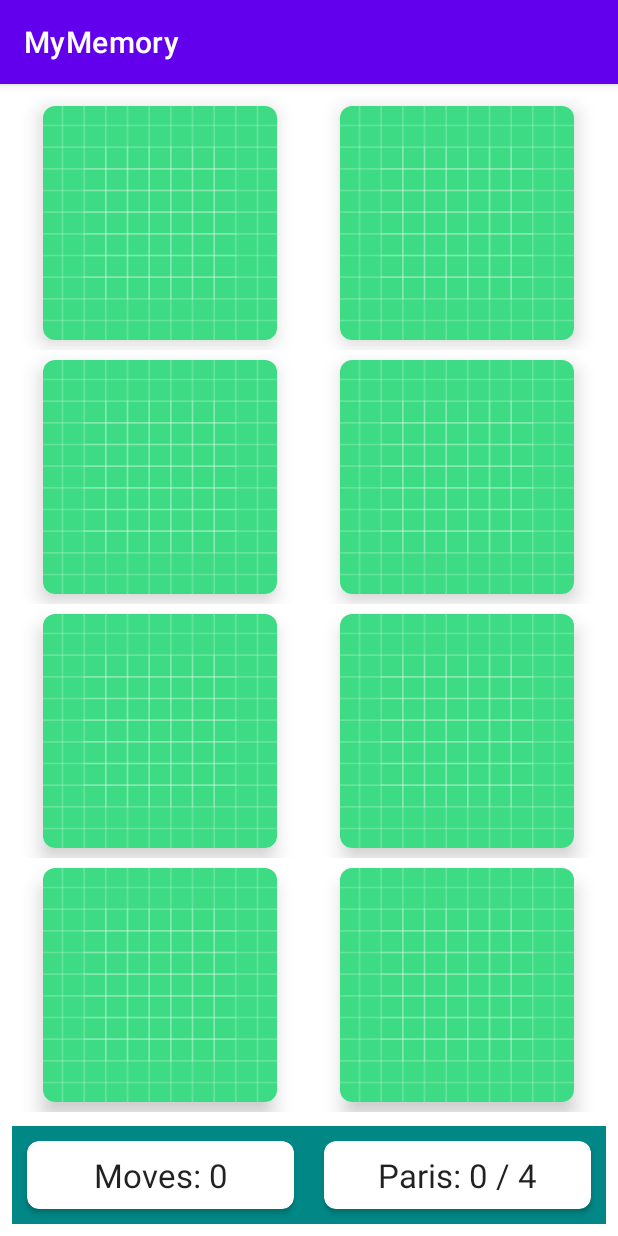
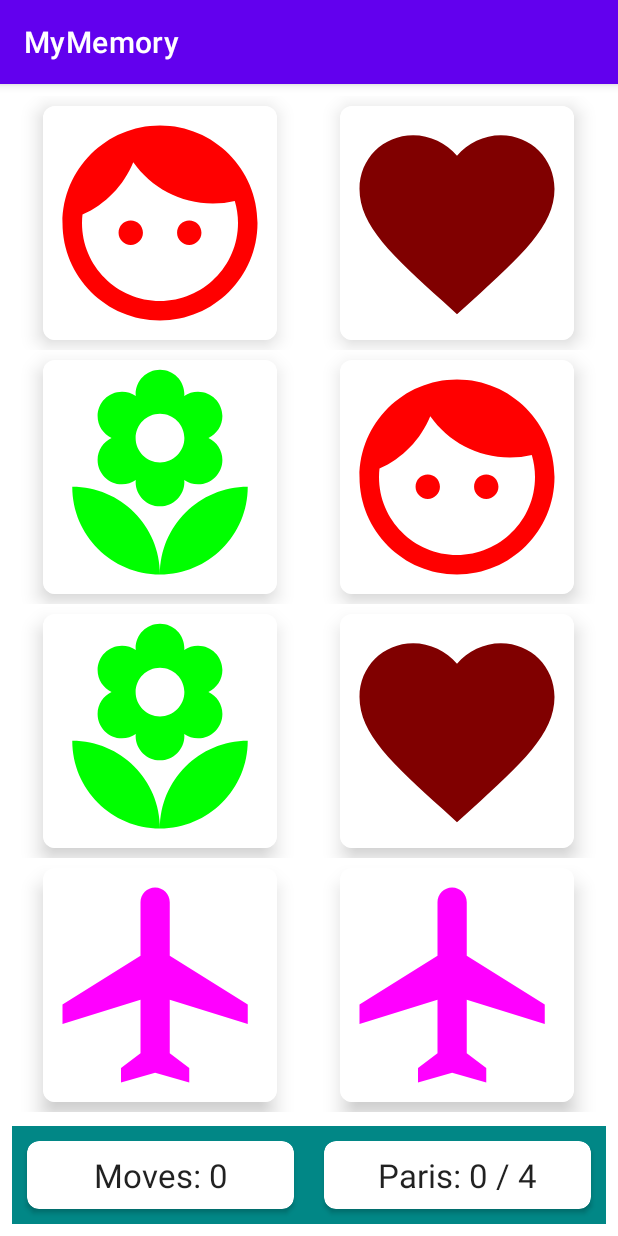
Before and after one commit to ShinJaehun/MyMemory_freeCodeCamp.org, an Android app: the screen it shows after launch (MainActivity), on a phone screen of 412 x 824 dp. Run offline under Robolectric (Android 15) with nearby library versions, the phone set to English and light mode, and no system bars.

Commit message:
add boardsize enum + create icons

```diff
--- a/app/src/main/java/com/shinjaehun/mymemory/MainActivity.kt
+++ b/app/src/main/java/com/shinjaehun/mymemory/MainActivity.kt
@@ -5,13 +5,16 @@ import android.os.Bundle
 import android.widget.TextView
 import androidx.recyclerview.widget.GridLayoutManager
 import androidx.recyclerview.widget.RecyclerView
-import org.w3c.dom.Text
+import com.shinjaehun.mymemory.models.BoardSize
+import com.shinjaehun.mymemory.utils.DEFAULT_ICONS
 
 class MainActivity : AppCompatActivity() {
 
     private lateinit var rvBoard: RecyclerView
     private lateinit var tvNumMoves: TextView
     private lateinit var tvNumPairs: TextView
+
+    private var boardSize: BoardSize = BoardSize.EASY
 
     override fun onCreate(savedInstanceState: Bundle?) {
         super.onCreate(savedInstanceState)
@@ -21,8 +24,11 @@ class MainActivity : AppCompatActivity() {
         tvNumMoves = findViewById(R.id.tvNumMoves)
         tvNumPairs = findViewById(R.id.tvNumPairs)
 
-        rvBoard.adapter = MemoryBoardAdapter(this, 8)
+        val chosenImages = DEFAULT_ICONS.shuffled().take(boardSize.getNumPairs()) // 카드 한벌 shuffled, pairs만큼
+        val randomizedImages = (chosenImages + chosenImages).shuffled() // 카드 두 벌 shuffled
+
+        rvBoard.adapter = MemoryBoardAdapter(this, boardSize, randomizedImages)
         rvBoard.setHasFixedSize(true)
-        rvBoard.layoutManager = GridLayoutManager(this, 2)
+        rvBoard.layoutManager = GridLayoutManager(this, boardSize.getWidth())
     }
 }
--- a/app/src/main/java/com/shinjaehun/mymemory/MemoryBoardAdapter.kt
+++ b/app/src/main/java/com/shinjaehun/mymemory/MemoryBoardAdapter.kt
@@ -9,9 +9,14 @@ import android.view.ViewGroup.MarginLayoutParams
 import android.widget.ImageButton
 import androidx.cardview.widget.CardView
 import androidx.recyclerview.widget.RecyclerView
+import com.shinjaehun.mymemory.models.BoardSize
 import kotlin.math.min
 
-class MemoryBoardAdapter(private val context: Context, private val numPieces: Int) :
+class MemoryBoardAdapter(
+    private val context: Context,
+    private val boardSize: BoardSize,
+    private val cardImages: List<Int>
+) :
     RecyclerView.Adapter<MemoryBoardAdapter.ViewHolder>() {
 
     companion object {
@@ -20,8 +25,8 @@ class MemoryBoardAdapter(private val context: Context, private val numPieces: In
     }
 
     override fun onCreateViewHolder(parent: ViewGroup, viewType: Int): ViewHolder {
-        val cardWidth = parent.width / 2 - (2 * MARGIN_SIZE)
-        val cardHeight = parent.height / 4 - (2 * MARGIN_SIZE)
+        val cardWidth = parent.width / boardSize.getWidth() - (2 * MARGIN_SIZE)
+        val cardHeight = parent.height / boardSize.getHeight() - (2 * MARGIN_SIZE)
         val cardSideLength = min(cardWidth, cardHeight)
         val view = LayoutInflater.from(context).inflate(R.layout.memory_card, parent, false)
         val layoutParams = view.findViewById<CardView>(R.id.cardView).layoutParams as MarginLayoutParams
@@ -36,11 +41,12 @@ class MemoryBoardAdapter(private val context: Context, private val numPieces: In
         holder.bind(position)
     }
 
-    override fun getItemCount() = numPieces
+    override fun getItemCount() = boardSize.numCards
 
     inner class ViewHolder(itemView: View): RecyclerView.ViewHolder(itemView) {
         private val imageButton = itemView.findViewById<ImageButton>(R.id.imageButton)
         fun bind(position: Int) {
+            imageButton.setImageResource(cardImages[position]) // 걍 imageButton 위에 이미지 씌우기
             imageButton.setOnClickListener{
                 Log.i(TAG,"Clicked on position $position")
             }
--- /dev/null
+++ b/app/src/main/java/com/shinjaehun/mymemory/models/BoardSize.kt
@@ -0,0 +1,23 @@
+package com.shinjaehun.mymemory.models
+
+enum class BoardSize(val numCards: Int) {
+    EASY(8),
+    MEDIUM(18),
+    HARD(24);
+
+    fun getWidth(): Int {
+        return when(this) {
+            EASY -> 2
+            MEDIUM -> 3
+            HARD -> 4
+        }
+    }
+
+    fun getHeight(): Int {
+        return numCards / getWidth()
+    }
+
+    fun getNumPairs(): Int {
+        return numCards / 2
+    }
+}
--- /dev/null
+++ b/app/src/main/java/com/shinjaehun/mymemory/utils/Constants.kt
@@ -0,0 +1,18 @@
+package com.shinjaehun.mymemory.utils
+
+import com.shinjaehun.mymemory.R
+
+val DEFAULT_ICONS = listOf(
+    R.drawable.ic_face,
+    R.drawable.ic_flower,
+    R.drawable.ic_gift,
+    R.drawable.ic_heart,
+    R.drawable.ic_home,
+    R.drawable.ic_lightning,
+    R.drawable.ic_moon,
+    R.drawable.ic_plane,
+    R.drawable.ic_school,
+    R.drawable.ic_send,
+    R.drawable.ic_star,
+    R.drawable.ic_work
+)
--- /dev/null
+++ b/app/src/main/res/drawable/ic_face.xml
@@ -0,0 +1,5 @@
+<vector android:height="24dp" android:tint="#FF0000"
+    android:viewportHeight="24" android:viewportWidth="24"
+    android:width="24dp" xmlns:android="http://schemas.android.com/apk/res/android">
+    <path android:fillColor="@android:color/white" android:pathData="M9,11.75c-0.69,0 -1.25,0.56 -1.25,1.25s0.56,1.25 1.25,1.25 1.25,-0.56 1.25,-1.25 -0.56,-1.25 -1.25,-1.25zM15,11.75c-0.69,0 -1.25,0.56 -1.25,1.25s0.56,1.25 1.25,1.25 1.25,-0.56 1.25,-1.25 -0.56,-1.25 -1.25,-1.25zM12,2C6.48,2 2,6.48 2,12s4.48,10 10,10 10,-4.48 10,-10S17.52,2 12,2zM12,20c-4.41,0 -8,-3.59 -8,-8 0,-0.29 0.02,-0.58 0.05,-0.86 2.36,-1.05 4.23,-2.98 5.21,-5.37C11.07,8.33 14.05,10 17.42,10c0.78,0 1.53,-0.09 2.25,-0.26 0.21,0.71 0.33,1.47 0.33,2.26 0,4.41 -3.59,8 -8,8z"/>
+</vector>
--- /dev/null
+++ b/app/src/main/res/drawable/ic_flower.xml
@@ -0,0 +1,5 @@
+<vector android:height="24dp" android:tint="#00FF00"
+    android:viewportHeight="24" android:viewportWidth="24"
+    android:width="24dp" xmlns:android="http://schemas.android.com/apk/res/android">
+    <path android:fillColor="@android:color/white" android:pathData="M12,22c4.97,0 9,-4.03 9,-9 -4.97,0 -9,4.03 -9,9zM5.6,10.25c0,1.38 1.12,2.5 2.5,2.5 0.53,0 1.01,-0.16 1.42,-0.44l-0.02,0.19c0,1.38 1.12,2.5 2.5,2.5s2.5,-1.12 2.5,-2.5l-0.02,-0.19c0.4,0.28 0.89,0.44 1.42,0.44 1.38,0 2.5,-1.12 2.5,-2.5 0,-1 -0.59,-1.85 -1.43,-2.25 0.84,-0.4 1.43,-1.25 1.43,-2.25 0,-1.38 -1.12,-2.5 -2.5,-2.5 -0.53,0 -1.01,0.16 -1.42,0.44l0.02,-0.19C14.5,2.12 13.38,1 12,1S9.5,2.12 9.5,3.5l0.02,0.19c-0.4,-0.28 -0.89,-0.44 -1.42,-0.44 -1.38,0 -2.5,1.12 -2.5,2.5 0,1 0.59,1.85 1.43,2.25 -0.84,0.4 -1.43,1.25 -1.43,2.25zM12,5.5c1.38,0 2.5,1.12 2.5,2.5s-1.12,2.5 -2.5,2.5S9.5,9.38 9.5,8s1.12,-2.5 2.5,-2.5zM3,13c0,4.97 4.03,9 9,9 0,-4.97 -4.03,-9 -9,-9z"/>
+</vector>
--- /dev/null
+++ b/app/src/main/res/drawable/ic_gift.xml
@@ -0,0 +1,5 @@
+<vector android:height="24dp" android:tint="#0000FF"
+    android:viewportHeight="24" android:viewportWidth="24"
+    android:width="24dp" xmlns:android="http://schemas.android.com/apk/res/android">
+    <path android:fillColor="@android:color/white" android:pathData="M20,6h-2.18c0.11,-0.31 0.18,-0.65 0.18,-1 0,-1.66 -1.34,-3 -3,-3 -1.05,0 -1.96,0.54 -2.5,1.35l-0.5,0.67 -0.5,-0.68C10.96,2.54 10.05,2 9,2 7.34,2 6,3.34 6,5c0,0.35 0.07,0.69 0.18,1L4,6c-1.11,0 -1.99,0.89 -1.99,2L2,19c0,1.11 0.89,2 2,2h16c1.11,0 2,-0.89 2,-2L22,8c0,-1.11 -0.89,-2 -2,-2zM15,4c0.55,0 1,0.45 1,1s-0.45,1 -1,1 -1,-0.45 -1,-1 0.45,-1 1,-1zM9,4c0.55,0 1,0.45 1,1s-0.45,1 -1,1 -1,-0.45 -1,-1 0.45,-1 1,-1zM20,19L4,19v-2h16v2zM20,14L4,14L4,8h5.08L7,10.83 8.62,12 11,8.76l1,-1.36 1,1.36L15.38,12 17,10.83 14.92,8L20,8v6z"/>
+</vector>
--- /dev/null
+++ b/app/src/main/res/drawable/ic_heart.xml
@@ -0,0 +1,5 @@
+<vector android:height="24dp" android:tint="#800000"
+    android:viewportHeight="24" android:viewportWidth="24"
+    android:width="24dp" xmlns:android="http://schemas.android.com/apk/res/android">
+    <path android:fillColor="@android:color/white" android:pathData="M12,21.35l-1.45,-1.32C5.4,15.36 2,12.28 2,8.5 2,5.42 4.42,3 7.5,3c1.74,0 3.41,0.81 4.5,2.09C13.09,3.81 14.76,3 16.5,3 19.58,3 22,5.42 22,8.5c0,3.78 -3.4,6.86 -8.55,11.54L12,21.35z"/>
+</vector>
--- /dev/null
+++ b/app/src/main/res/drawable/ic_home.xml
@@ -0,0 +1,5 @@
+<vector android:height="24dp" android:tint="#008000"
+    android:viewportHeight="24" android:viewportWidth="24"
+    android:width="24dp" xmlns:android="http://schemas.android.com/apk/res/android">
+    <path android:fillColor="@android:color/white" android:pathData="M10,20v-6h4v6h5v-8h3L12,3 2,12h3v8z"/>
+</vector>
--- /dev/null
+++ b/app/src/main/res/drawable/ic_lightning.xml
@@ -0,0 +1,5 @@
+<vector android:height="24dp" android:tint="#000080"
+    android:viewportHeight="24" android:viewportWidth="24"
+    android:width="24dp" xmlns:android="http://schemas.android.com/apk/res/android">
+    <path android:fillColor="@android:color/white" android:pathData="M7,2v11h3v9l7,-12h-4l4,-8z"/>
+</vector>
--- /dev/null
+++ b/app/src/main/res/drawable/ic_moon.xml
@@ -0,0 +1,5 @@
+<vector android:height="24dp" android:tint="#FFFF00"
+    android:viewportHeight="24" android:viewportWidth="24"
+    android:width="24dp" xmlns:android="http://schemas.android.com/apk/res/android">
+    <path android:fillColor="@android:color/white" android:pathData="M12.34,2.02C6.59,1.82 2,6.42 2,12c0,5.52 4.48,10 10,10c3.71,0 6.93,-2.02 8.66,-5.02C13.15,16.73 8.57,8.55 12.34,2.02z"/>
+</vector>
--- /dev/null
+++ b/app/src/main/res/drawable/ic_plane.xml
@@ -0,0 +1,5 @@
+<vector android:height="24dp" android:tint="#FF00FF"
+    android:viewportHeight="24" android:viewportWidth="24"
+    android:width="24dp" xmlns:android="http://schemas.android.com/apk/res/android">
+    <path android:fillColor="@android:color/white" android:pathData="M21,16v-2l-8,-5V3.5c0,-0.83 -0.67,-1.5 -1.5,-1.5S10,2.67 10,3.5V9l-8,5v2l8,-2.5V19l-2,1.5V22l3.5,-1 3.5,1v-1.5L13,19v-5.5l8,2.5z"/>
+</vector>
--- /dev/null
+++ b/app/src/main/res/drawable/ic_school.xml
@@ -0,0 +1,5 @@
+<vector android:height="24dp" android:tint="#00FFFF"
+    android:viewportHeight="24" android:viewportWidth="24"
+    android:width="24dp" xmlns:android="http://schemas.android.com/apk/res/android">
+    <path android:fillColor="@android:color/white" android:pathData="M5,13.18v4L12,21l7,-3.82v-4L12,17l-7,-3.82zM12,3L1,9l11,6 9,-4.91V17h2V9L12,3z"/>
+</vector>
--- /dev/null
+++ b/app/src/main/res/drawable/ic_send.xml
@@ -0,0 +1,5 @@
+<vector android:autoMirrored="true" android:height="24dp"
+    android:tint="#800080" android:viewportHeight="24"
+    android:viewportWidth="24" android:width="24dp" xmlns:android="http://schemas.android.com/apk/res/android">
+    <path android:fillColor="@android:color/white" android:pathData="M2.01,21L23,12 2.01,3 2,10l15,2 -15,2z"/>
+</vector>
--- /dev/null
+++ b/app/src/main/res/drawable/ic_star.xml
@@ -0,0 +1,5 @@
+<vector android:height="24dp" android:tint="#FF8000"
+    android:viewportHeight="24" android:viewportWidth="24"
+    android:width="24dp" xmlns:android="http://schemas.android.com/apk/res/android">
+    <path android:fillColor="@android:color/white" android:pathData="M12,17.27L18.18,21l-1.64,-7.03L22,9.24l-7.19,-0.61L12,2 9.19,8.63 2,9.24l5.46,4.73L5.82,21z"/>
+</vector>
--- /dev/null
+++ b/app/src/main/res/drawable/ic_work.xml
@@ -0,0 +1,5 @@
+<vector android:height="24dp" android:tint="#808080"
+    android:viewportHeight="24" android:viewportWidth="24"
+    android:width="24dp" xmlns:android="http://schemas.android.com/apk/res/android">
+    <path android:fillColor="@android:color/white" android:pathData="M20,6h-4L16,4c0,-1.11 -0.89,-2 -2,-2h-4c-1.11,0 -2,0.89 -2,2v2L4,6c-1.11,0 -1.99,0.89 -1.99,2L2,19c0,1.11 0.89,2 2,2h16c1.11,0 2,-0.89 2,-2L22,8c0,-1.11 -0.89,-2 -2,-2zM14,6h-4L10,4h4v2z"/>
+</vector>
```
